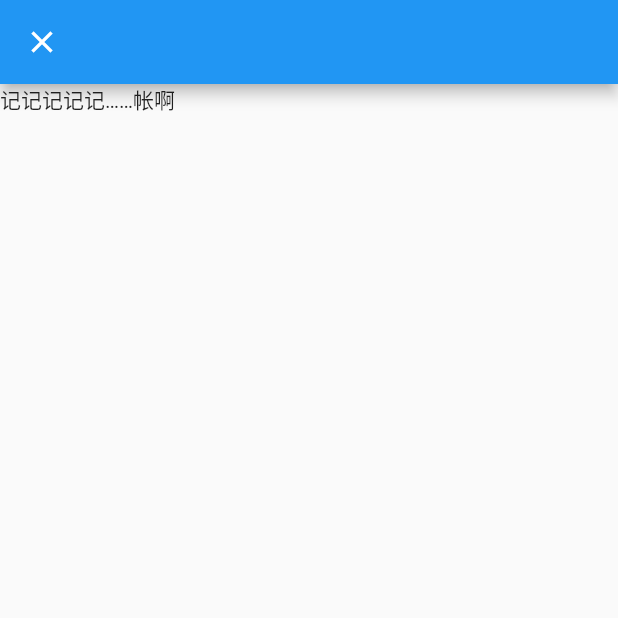
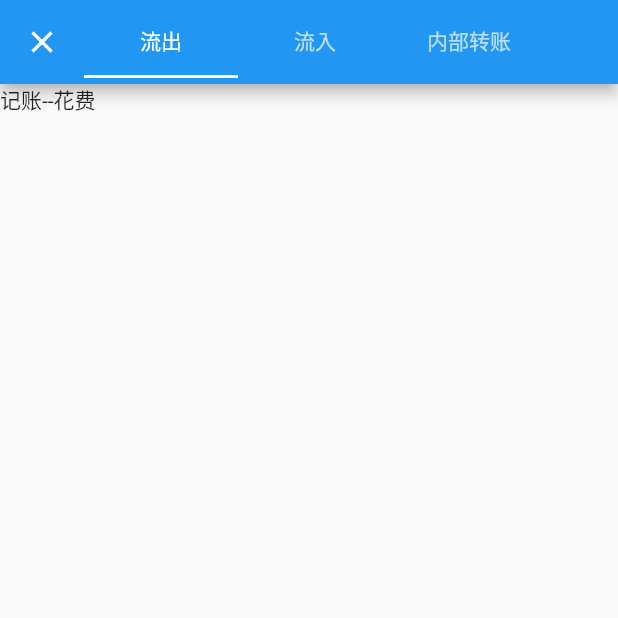
Before and after one commit to git45016683/FlowAccountBook, a Flutter app: the screen it shows after launch, after a tap on "记一笔", on a phone screen of 412 x 824 dp, the top half of it. Run offline on Flutter 3.47's test engine with Material 2 defaults, Android fonts, the light colour scheme and no system bars.

Commit message:
添加记一笔的三个子页面

```diff
--- a/flowaccountbook/lib/pages/home/home.dart
+++ b/flowaccountbook/lib/pages/home/home.dart
@@ -1,7 +1,7 @@
 /*
  * @Author: icemaple
  * @Date: 2021-05-12 09:02:25
- * @LastEditTime: 2021-05-12 18:05:30
+ * @LastEditTime: 2021-05-13 04:47:03
  * @LastEditors: Please set LastEditors
  * @Description: In User Settings Edit
  * @FilePath: \FlowAccountBook\flowaccountbook\lib\pages\home\home.dart
@@ -29,6 +29,7 @@ class _HomePageState extends State<HomePage> {
       // ),
       body: Column(
         children: [
+          // 头部展示栏
           Stack(
             children: <Widget>[
               Positioned(
@@ -45,7 +46,7 @@ class _HomePageState extends State<HomePage> {
               ),
               Padding(
                 padding: EdgeInsets.only(
-                    top: 50.0, left: 20.0, right: 20.0, bottom: 3.0),
+                    top: 50.0, left: 18.0, right: 18.0, bottom: 18.0),
                 child: Column(
                   children: [
                     Container(
@@ -122,6 +123,7 @@ class _HomePageState extends State<HomePage> {
           SizedBox(
             height: 16.0,
           ),
+          // 记一笔|添加资产按钮
           Container(
             child: ButtonBar(
               // ButtonBar
@@ -147,6 +149,7 @@ class _HomePageState extends State<HomePage> {
           // SizedBox(
           //   height: 3.0,
           // ),
+          // 资产账户列表
           Container(
             child: Expanded(
               child: ListView(
--- a/flowaccountbook/lib/pages/input/input.dart
+++ b/flowaccountbook/lib/pages/input/input.dart
@@ -1,12 +1,15 @@
 /*
  * @Author: icemaple
  * @Date: 2021-05-12 14:25:29
- * @LastEditTime: 2021-05-12 15:08:14
+ * @LastEditTime: 2021-05-13 04:40:15
  * @LastEditors: Please set LastEditors
  * @Description: In User Settings Edit
  * @FilePath: \FlowAccountBook\flowaccountbook\lib\pages\input\input.dart
  */
 
+import 'package:flowaccountbook/pages/input/inputitem.dart';
+import 'package:flowaccountbook/pages/input/internaltransferitem.dart';
+import 'package:flowaccountbook/pages/input/outputitem.dart';
 import 'package:flutter/material.dart';
 
 class InputPage extends StatefulWidget {
@@ -14,7 +17,24 @@ class InputPage extends StatefulWidget {
   _InputPageState createState() => _InputPageState();
 }
 
-class _InputPageState extends State<InputPage> {
+class _InputPageState extends State<InputPage>
+    with SingleTickerProviderStateMixin {
+  TabController _tabController;
+
+  @override
+  void initState() {
+    // TODO: implement initState
+    super.initState();
+    _tabController = new TabController(length: 3, vsync: this);
+  }
+
+  @override
+  void dispose() {
+    // TODO: implement dispose
+    super.dispose();
+    _tabController.dispose();
+  }
+
   @override
   Widget build(BuildContext context) {
     return Scaffold(
@@ -26,22 +46,35 @@ class _InputPageState extends State<InputPage> {
             Navigator.pop(context);
           },
         ),
-        // title: TabBar(
-        //   // controller: ,
-        //   tabs: [
-        //     Tab(
-        //       text: "流入",
-        //     ),
-        //     Tab(
-        //       text: "流出",
-        //     ),
-        //     Tab(
-        //       text: "内部转账",
-        //     ),
-        //   ],
-        // ),
+        title: TabBar(
+          // 中间的控件
+          controller: _tabController,
+          tabs: <Widget>[
+            Tab(
+              text: "流出",
+            ),
+            Tab(
+              text: "流入",
+            ),
+            Tab(
+              text: "内部转账",
+            ),
+          ],
+        ),
+        titleSpacing: 0.0,
+        actions: <Widget>[
+          Icon(null),
+          Icon(null),
+        ],
       ),
-      body: Text("记记记记记……帐啊"),
+      body: TabBarView(
+        controller: _tabController, // 必要
+        children: <Widget>[
+          OutputItemPage(),
+          InputItemPage(),
+          InternalTransferItemPage(),
+        ],
+      ),
     );
   }
 }
--- /dev/null
+++ b/flowaccountbook/lib/pages/input/outputitem.dart
@@ -0,0 +1,24 @@
+/*
+ * @Author: icemaple
+ * @Date: 2021-05-13 04:29:50
+ * @LastEditTime: 2021-05-13 04:34:04
+ * @LastEditors: Please set LastEditors
+ * @Description: In User Settings Edit
+ * @FilePath: \FlowAccountBook\flowaccountbook\lib\pages\input\outputitem.dart
+ */
+
+import 'package:flutter/material.dart';
+
+class OutputItemPage extends StatefulWidget {
+  @override
+  _OutputItemPageState createState() => _OutputItemPageState();
+}
+
+class _OutputItemPageState extends State<OutputItemPage> {
+  @override
+  Widget build(BuildContext context) {
+    return Container(
+      child: Text("记账--花费"),
+    );
+  }
+}
```
Also changed, not shown: flowaccountbook/lib/pages/input/inputitem.dart (added, +24 -0 lines), flowaccountbook/lib/pages/input/internaltransferitem.dart (added, +25 -0 lines).
